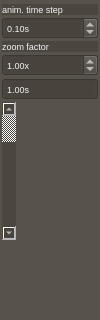
CommanderPho/pyPhoPlaceCellAnalysis, file src/pyphoplacecellanalysis/GUI/Qt/ZoomAndNavigationSidebarControls/Spike3DRasterLeftSidebarControlBarWidget.ui: the form before one commit; both pictures show x 0 to 100 and y 0 to 320 of the 100 by 840 pixel window.
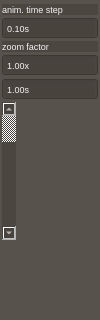
The form after the commit. Icons and pictures are not drawn. Custom widgets are drawn as their Qt base class.

Commit message: tried to improve synchronization of left/bottom sidebar and main Spike3DRasterWindow

Diff of the .ui file:
```diff
--- a/src/pyphoplacecellanalysis/GUI/Qt/ZoomAndNavigationSidebarControls/Spike3DRasterLeftSidebarControlBarWidget.ui
+++ b/src/pyphoplacecellanalysis/GUI/Qt/ZoomAndNavigationSidebarControls/Spike3DRasterLeftSidebarControlBarWidget.ui
@@ -80,6 +80,15 @@
      </item>
      <item>
       <widget class="SpinBox" name="spinAnimationTimeStep">
+       <property name="enabled">
+        <bool>false</bool>
+       </property>
+       <property name="readOnly">
+        <bool>true</bool>
+       </property>
+       <property name="buttonSymbols">
+        <enum>QAbstractSpinBox::NoButtons</enum>
+       </property>
        <property name="suffix">
         <string>s</string>
        </property>
@@ -100,6 +109,15 @@
      </item>
      <item>
       <widget class="SpinBox" name="spinTemporalZoomFactor">
+       <property name="enabled">
+        <bool>false</bool>
+       </property>
+       <property name="readOnly">
+        <bool>true</bool>
+       </property>
+       <property name="buttonSymbols">
+        <enum>QAbstractSpinBox::NoButtons</enum>
+       </property>
        <property name="suffix">
         <string>x</string>
        </property>
```
Left out of the diff: 2 changed lines with no effect on the pictures. The commit also changes 2 other files.
